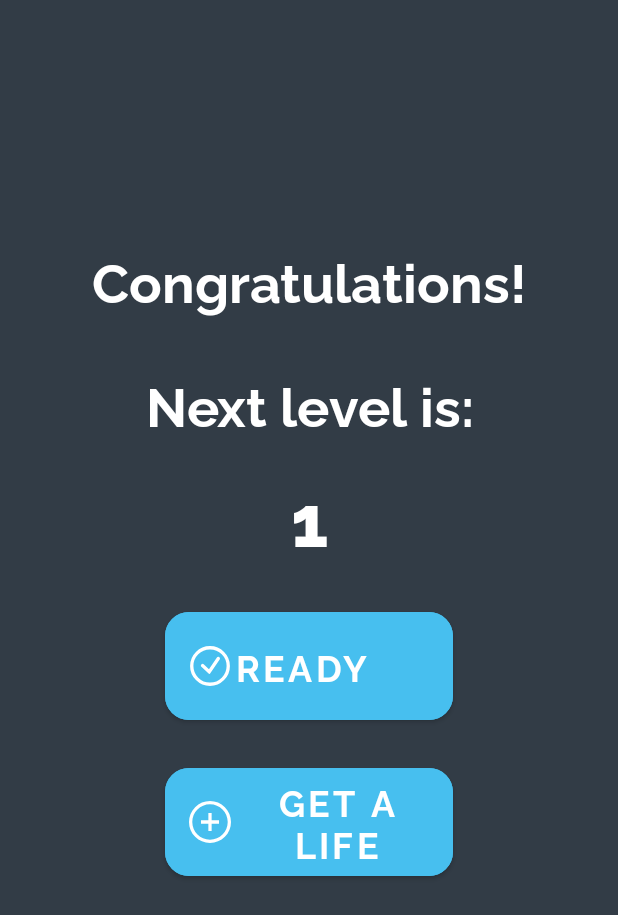
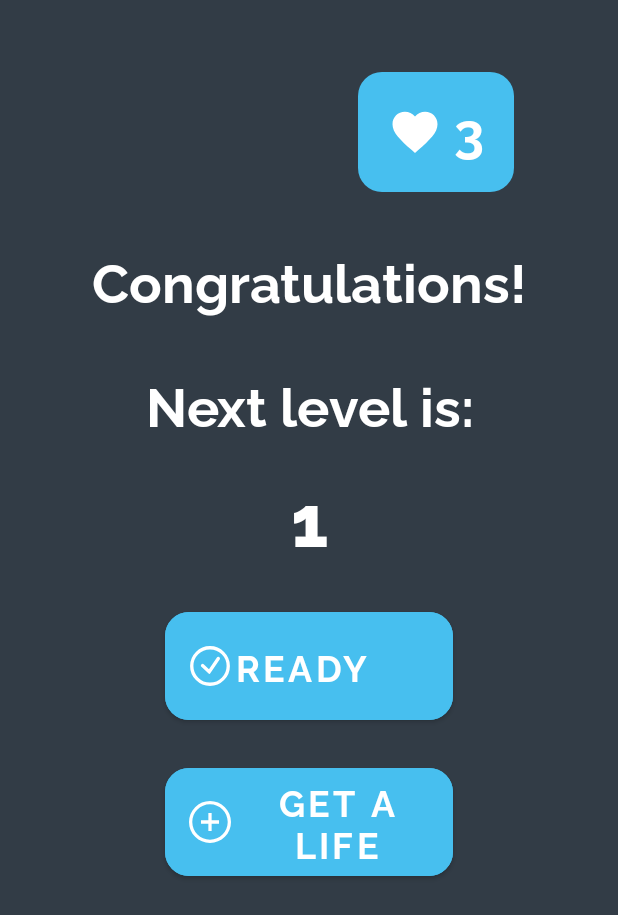
Before and after one commit to GreenSaber/MemoMania, an Android app: the NextLevelActivity screen opened directly, with no data from a screen before it, on a phone screen of 412 x 824 dp. Shown: the top 915 px of the screen. Run offline under Robolectric (Android 15) with nearby library versions, the phone set to English and light mode, and no system bars; our stand-ins replace data binding; 3 statements that could not run were skipped.

Commit message:
newxt level activity impl

```diff
--- a/app/src/main/java/com/saber/green/memomania/ui/MenuActivity.kt
+++ b/app/src/main/java/com/saber/green/memomania/ui/MenuActivity.kt
@@ -1,8 +1,8 @@
 package com.saber.green.memomania.ui
 
 import android.content.Intent
+import android.os.Bundle
 import androidx.appcompat.app.AppCompatActivity
-import android.os.Bundle
 import com.saber.green.memomania.R
 import kotlinx.android.synthetic.main.activity_menu.*
 
@@ -19,6 +19,7 @@ class MenuActivity : AppCompatActivity() {
        play_button.setOnClickListener {
            val intent = Intent(this, GameActivity::class.java)
            startActivity(intent)
+           overridePendingTransition(R.anim.anim_slide_in_left, R.anim.anim_slide_out_left)
        }
     }
 }
--- a/app/src/main/java/com/saber/green/memomania/ui/NextLevelActivity.kt
+++ b/app/src/main/java/com/saber/green/memomania/ui/NextLevelActivity.kt
@@ -1,36 +1,59 @@
 package com.saber.green.memomania.ui
 
 import android.content.Intent
+import android.graphics.drawable.GradientDrawable
 import androidx.appcompat.app.AppCompatActivity
 import android.os.Bundle
-import android.view.View
+import androidx.databinding.DataBindingUtil
+import androidx.lifecycle.Observer
 import androidx.lifecycle.ViewModelProviders
 import com.saber.green.memomania.R
+import com.saber.green.memomania.databinding.ActivityNextLevelBindingImpl
+import com.saber.green.memomania.utils.AnimationUtils
 import com.saber.green.memomania.viewmodel.NextLevelViewModel
+import kotlinx.android.synthetic.main.activity_game.*
 import kotlinx.android.synthetic.main.activity_next_level.*
+import java.util.*
 
 class NextLevelActivity : AppCompatActivity() {
 
     private lateinit var nextLevelViewModel: NextLevelViewModel
 
-
     override fun onCreate(savedInstanceState: Bundle?) {
         super.onCreate(savedInstanceState)
         setContentView(R.layout.activity_next_level)
         nextLevelViewModel = ViewModelProviders.of(this).get(NextLevelViewModel::class.java)
-        setGameLevel()
+        val binding: ActivityNextLevelBindingImpl = DataBindingUtil.setContentView(this, R.layout.activity_next_level)
+        binding.lifecycleOwner = this
+        binding.viewmodel = nextLevelViewModel
+        initLevelCountObservable()
+        initLifeObserver()
         onReadyButtonClick()
     }
 
-    fun setGameLevel() {
-        val currentGameLevel = nextLevelViewModel.getGameLevel().toString()
-        next_level_number.text = currentGameLevel
+    fun initLevelCountObservable() {
+        nextLevelViewModel.getLevelCount().observe(this, Observer {
+            next_level_number.text = nextLevelViewModel.getLevelCount().value
+        })
+    }
+
+    fun initLifeObserver() {
+        nextLevelViewModel.getLifeCount().observe(this, Observer {
+            AnimationUtils.layoutColorAnimation(this, life_card_next_menu.background as GradientDrawable, R.color.accent_color, R.color.red, AnimationUtils.DURATION)
+            AnimationUtils.scaleAnimation(heart_icon_next_menu, 1.5f, AnimationUtils.DURATION)
+//            Timer(false).schedule(object : TimerTask() {
+//                override fun run() {
+//                    runOnUiThread { life_number.text = it }
+//                }
+//            }, AnimationUtils.DURATION)
+        })
     }
 
     fun onReadyButtonClick() {
         ready_button.setOnClickListener {
             val intent = Intent(this, GameActivity::class.java)
             startActivity(intent)
+            overridePendingTransition(R.anim.anim_slide_in_right, R.anim.anim_slide_out_right)
         }
     }
 
--- a/app/src/main/java/com/saber/green/memomania/viewmodel/NextLevelViewModel.kt
+++ b/app/src/main/java/com/saber/green/memomania/viewmodel/NextLevelViewModel.kt
@@ -2,11 +2,28 @@ package com.saber.green.memomania.viewmodel
 
 import android.app.Application
 import androidx.lifecycle.AndroidViewModel
+import androidx.lifecycle.LiveData
+import androidx.lifecycle.MutableLiveData
 import com.saber.green.memomania.model.Game
+import com.saber.green.memomania.model.Life
 
 class NextLevelViewModel(application: Application) : AndroidViewModel(application) {
 
-    fun getGameLevel(): Int {
-        return Game.getLevel()
+    private val lifeCount = MutableLiveData<String>()
+    private val levelCount = MutableLiveData<String>()
+
+    init {
+        lifeCount.value = Life.getLifesCount().toString()
+        levelCount.value = Game.getLevel().toString()
+    }
+
+    fun getLifeCount(): LiveData<String> = lifeCount
+
+    fun getLevelCount(): LiveData<String> = levelCount
+
+    fun onGetLifeButtonClick() {
+        val lifes = Life.getLifesCount() + 1
+        Life.setLifesCount(lifes)
+        lifeCount.value = Life.getLifesCount().toString()
     }
 }
--- /dev/null
+++ b/app/src/main/res/anim/anim_slide_in_left.xml
@@ -0,0 +1,10 @@
+<?xml version="1.0" encoding="utf-8"?>
+<set xmlns:android="http://schemas.android.com/apk/res/android"
+    android:shareInterpolator="false">
+    <translate
+        android:duration="350"
+        android:fromXDelta="100%"
+        android:fromYDelta="0%"
+        android:toXDelta="0%"
+        android:toYDelta="0%" />
+</set>
--- /dev/null
+++ b/app/src/main/res/anim/anim_slide_in_right.xml
@@ -0,0 +1,8 @@
+<?xml version="1.0" encoding="utf-8"?>
+<set xmlns:android="http://schemas.android.com/apk/res/android" >
+    <translate
+        android:duration="350"
+        android:fromXDelta="-100%"
+        android:toXDelta="0%" >
+    </translate>
+</set>
--- /dev/null
+++ b/app/src/main/res/anim/anim_slide_out_left.xml
@@ -0,0 +1,10 @@
+<?xml version="1.0" encoding="utf-8"?>
+<set xmlns:android="http://schemas.android.com/apk/res/android"
+    android:shareInterpolator="false">
+    <translate
+        android:duration="350"
+        android:fromXDelta="0%"
+        android:fromYDelta="0%"
+        android:toXDelta="-100%"
+        android:toYDelta="0%" />
+</set>
--- /dev/null
+++ b/app/src/main/res/anim/anim_slide_out_right.xml
@@ -0,0 +1,8 @@
+<?xml version="1.0" encoding="utf-8"?>
+<set xmlns:android="http://schemas.android.com/apk/res/android" >
+    <translate
+        android:duration="350"
+        android:fromXDelta="0%"
+        android:toXDelta="100%" >
+    </translate>
+</set>
--- a/app/src/main/res/layout/activity_next_level.xml
+++ b/app/src/main/res/layout/activity_next_level.xml
@@ -1,7 +1,16 @@
 <?xml version="1.0" encoding="utf-8"?>
-<androidx.constraintlayout.widget.ConstraintLayout xmlns:android="http://schemas.android.com/apk/res/android"
+<layout xmlns:android="http://schemas.android.com/apk/res/android"
     xmlns:app="http://schemas.android.com/apk/res-auto"
-    xmlns:tools="http://schemas.android.com/tools"
+    xmlns:tools="http://schemas.android.com/tools">
+
+    <data>
+        <variable
+            name="viewmodel"
+            type="com.saber.green.memomania.viewmodel.NextLevelViewModel"
+            />
+    </data>
+
+    <androidx.constraintlayout.widget.ConstraintLayout
         android:layout_width="match_parent"
         android:layout_height="match_parent"
         android:background="@color/dark_primary_color"
@@ -9,6 +18,50 @@
         android:paddingStart="16dp"
         android:paddingEnd="16dp"
         tools:context=".ui.MenuActivity">
+
+        <androidx.constraintlayout.widget.ConstraintLayout
+            android:id="@+id/life_card_next_menu"
+            android:layout_width="104dp"
+            android:layout_height="80dp"
+            android:layout_marginBottom="32dp"
+            android:background="@drawable/shape_level"
+            app:layout_constraintBottom_toTopOf="@+id/game_over_text"
+            app:layout_constraintEnd_toEndOf="parent"
+            app:layout_constraintHorizontal_bias="0.807"
+            app:layout_constraintStart_toStartOf="parent"
+            app:layout_constraintTop_toTopOf="parent"
+            app:layout_constraintVertical_bias="1.0">
+
+            <ImageView
+                android:id="@+id/heart_icon_next_menu"
+                android:layout_width="wrap_content"
+                android:layout_height="wrap_content"
+                android:layout_marginEnd="8dp"
+                android:background="@drawable/cards_heart"
+                android:backgroundTint="@color/white"
+                android:textAlignment="center"
+                app:layout_constraintBottom_toBottomOf="parent"
+                app:layout_constraintEnd_toStartOf="@+id/life_number_next_menu"
+                app:layout_constraintHorizontal_bias="0.5"
+                app:layout_constraintHorizontal_chainStyle="packed"
+                app:layout_constraintStart_toStartOf="parent"
+                app:layout_constraintTop_toTopOf="parent" />
+
+            <TextView
+                android:id="@+id/life_number_next_menu"
+                android:layout_width="wrap_content"
+                android:layout_height="wrap_content"
+                android:fontFamily="@font/raleway_bold"
+                android:text="3"
+                android:textAlignment="center"
+                android:textColor="@color/white"
+                android:textSize="36sp"
+                app:layout_constraintBottom_toBottomOf="parent"
+                app:layout_constraintEnd_toEndOf="parent"
+                app:layout_constraintStart_toEndOf="@id/heart_icon_next_menu"
+                app:layout_constraintTop_toTopOf="parent"
+                app:layout_constraintVertical_bias="0.38" />
+        </androidx.constraintlayout.widget.ConstraintLayout>
 
         <TextView
             android:id="@+id/game_over_text"
@@ -66,10 +119,10 @@
             android:layout_marginTop="32dp"
             android:backgroundTint="@color/accent_color"
             android:text="READY"
+            android:textColor="@color/white"
             app:icon="@drawable/ic_ready"
             app:iconGravity="start"
             app:iconPadding="-38dp"
-        android:textColor="@color/white"
             app:layout_constraintEnd_toEndOf="parent"
             app:layout_constraintHorizontal_bias="0.5"
             app:layout_constraintStart_toStartOf="parent"
@@ -82,10 +135,11 @@
             android:layout_marginTop="32dp"
             android:backgroundTint="@color/accent_color"
             android:text="GET A LIFE"
+            android:onClick="@{() -> viewmodel.onGetLifeButtonClick()}"
+            android:textColor="@color/white"
             app:icon="@drawable/ic_plus"
             app:iconGravity="start"
             app:iconPadding="8dp"
-        android:textColor="@color/white"
             app:layout_constraintEnd_toEndOf="parent"
             app:layout_constraintHorizontal_bias="0.5"
             app:layout_constraintStart_toStartOf="parent"
@@ -94,3 +148,4 @@
 
 
     </androidx.constraintlayout.widget.ConstraintLayout>
+</layout>
```
Also changed, not shown: app/build.gradle (+5 -2 lines), app/src/main/java/com/saber/green/memomania/ui/GameActivity.kt (+29 -11 lines), app/src/main/java/com/saber/green/memomania/viewmodel/GameViewModel.kt (+14 -12 lines). Lines whose indentation alone changed are shown as unchanged.
